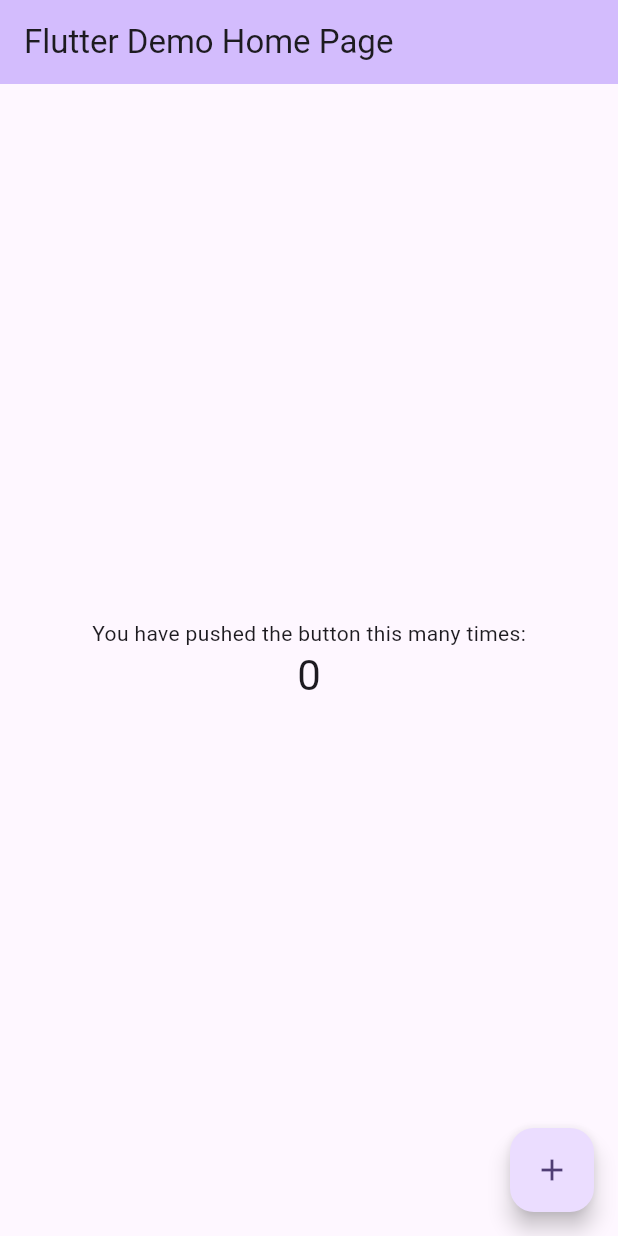
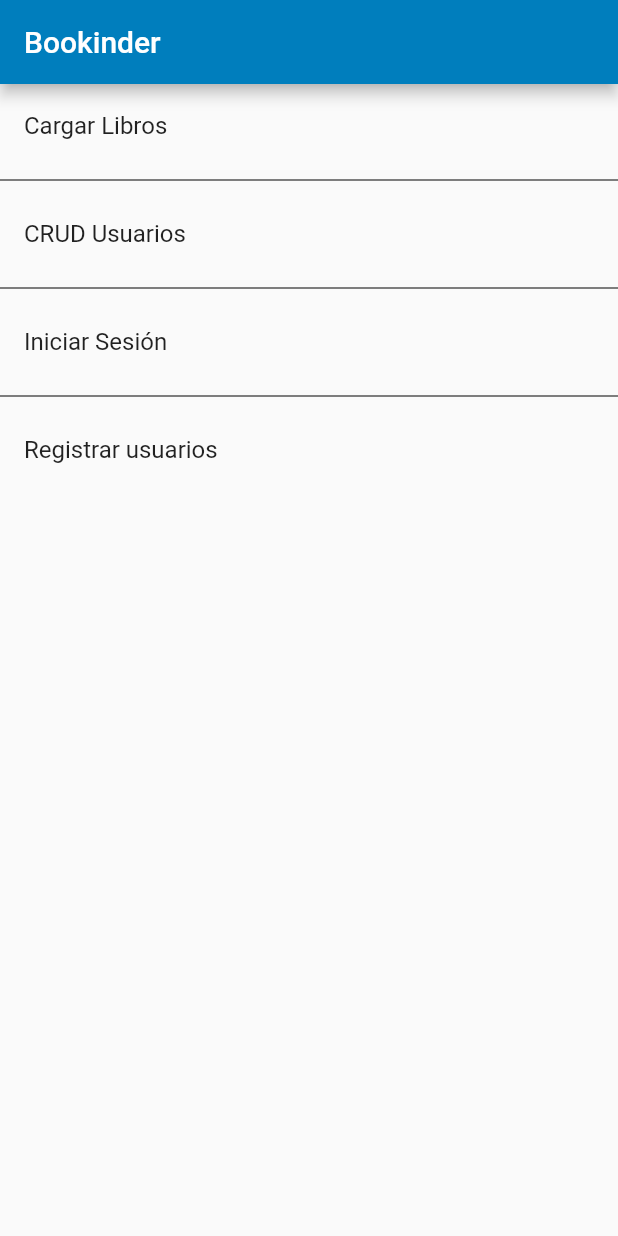
Before and after one commit to NightBus321/actividad5, a Flutter app: the screen it shows after launch, on a phone screen of 412 x 824 dp. Run offline on Flutter 3.47's test engine with Material 2 defaults, Android fonts, the phone set to English and light mode, and no system bars.

Commit message:
Se crea el main

```diff
--- a/lib/main.dart
+++ b/lib/main.dart
@@ -1,125 +1,67 @@
 import 'package:flutter/material.dart';
+import 'package:actividad5/view/LoginView.dart';
 
+const primaryColor = Color.fromARGB(255, 0, 126, 189);
+
+//Ojalá así como declaro variables me le pudiera declarar a ella
+// #0077B3
+// #00507C
+// #00253E
+// #007EBD
+// #00689E
 void main() {
-  runApp(const MyApp());
+  runApp(AppBases());
 }
 
-class MyApp extends StatelessWidget {
-  const MyApp({super.key});
-
-  // This widget is the root of your application.
+class AppBases extends StatelessWidget {
+  const AppBases({super.key});
   @override
   Widget build(BuildContext context) {
     return MaterialApp(
-      title: 'Flutter Demo',
-      theme: ThemeData(
-        // This is the theme of your application.
-        //
-        // TRY THIS: Try running your application with "flutter run". You'll see
-        // the application has a blue toolbar. Then, without quitting the app,
-        // try changing the seedColor in the colorScheme below to Colors.green
-        // and then invoke "hot reload" (save your changes or press the "hot
-        // reload" button in a Flutter-supported IDE, or press "r" if you used
-        // the command line to start the app).
-        //
-        // Notice that the counter didn't reset back to zero; the application
-        // state is not lost during the reload. To reset the state, use hot
-        // restart instead.
-        //
-        // This works for code too, not just values: Most code changes can be
-        // tested with just a hot reload.
-        colorScheme: ColorScheme.fromSeed(seedColor: Colors.deepPurple),
-        useMaterial3: true,
-      ),
-      home: const MyHomePage(title: 'Flutter Demo Home Page'),
+      home: createScaffold(),
+      routes: {
+        "login": (context) => loginUser(),
+      },
     );
   }
 }
 
-class MyHomePage extends StatefulWidget {
-  const MyHomePage({super.key, required this.title});
+createScaffold() {
+  List examples = [
+    {"name": "Cargar Libros", "route": "loadBooks"},
+    {"name": "CRUD Usuarios", "route": "adminUsersList"},
+    {"name": "Iniciar Sesión", "route": "login"},
+    {"name": "Registrar usuarios", "route": "signup"},
+  ];
 
-  // This widget is the home page of your application. It is stateful, meaning
-  // that it has a State object (defined below) that contains fields that affect
-  // how it looks.
-
-  // This class is the configuration for the state. It holds the values (in this
-  // case the title) provided by the parent (in this case the App widget) and
-  // used by the build method of the State. Fields in a Widget subclass are
-  // always marked "final".
-
-  final String title;
-
-  @override
-  State<MyHomePage> createState() => _MyHomePageState();
+  return Scaffold(
+    appBar: AppBar(
+      title: const Text("Bookinder"),
+      backgroundColor: primaryColor,
+    ),
+    body: ListView.separated(
+      itemBuilder: (context, index) {
+        return ListTile(
+          title: Text(examples[index]["name"]),
+          onTap: () {
+            routing(context, examples[index]["route"]);
+          },
+        );
+      },
+      itemCount: examples.length,
+      separatorBuilder: (context, index) => const Divider(
+        color: Colors.black,
+      ),
+    ),
+  );
 }
 
-class _MyHomePageState extends State<MyHomePage> {
-  int _counter = 0;
-
-  void _incrementCounter() {
-    setState(() {
-      // This call to setState tells the Flutter framework that something has
-      // changed in this State, which causes it to rerun the build method below
-      // so that the display can reflect the updated values. If we changed
-      // _counter without calling setState(), then the build method would not be
-      // called again, and so nothing would appear to happen.
-      _counter++;
-    });
-  }
-
-  @override
-  Widget build(BuildContext context) {
-    // This method is rerun every time setState is called, for instance as done
-    // by the _incrementCounter method above.
-    //
-    // The Flutter framework has been optimized to make rerunning build methods
-    // fast, so that you can just rebuild anything that needs updating rather
-    // than having to individually change instances of widgets.
-    return Scaffold(
-      appBar: AppBar(
-        // TRY THIS: Try changing the color here to a specific color (to
-        // Colors.amber, perhaps?) and trigger a hot reload to see the AppBar
-        // change color while the other colors stay the same.
-        backgroundColor: Theme.of(context).colorScheme.inversePrimary,
-        // Here we take the value from the MyHomePage object that was created by
-        // the App.build method, and use it to set our appbar title.
-        title: Text(widget.title),
-      ),
-      body: Center(
-        // Center is a layout widget. It takes a single child and positions it
-        // in the middle of the parent.
-        child: Column(
-          // Column is also a layout widget. It takes a list of children and
-          // arranges them vertically. By default, it sizes itself to fit its
-          // children horizontally, and tries to be as tall as its parent.
-          //
-          // Column has various properties to control how it sizes itself and
-          // how it positions its children. Here we use mainAxisAlignment to
-          // center the children vertically; the main axis here is the vertical
-          // axis because Columns are vertical (the cross axis would be
-          // horizontal).
-          //
-          // TRY THIS: Invoke "debug painting" (choose the "Toggle Debug Paint"
-          // action in the IDE, or press "p" in the console), to see the
-          // wireframe for each widget.
-          mainAxisAlignment: MainAxisAlignment.center,
-          children: <Widget>[
-            const Text(
-              'You have pushed the button this many times:',
-            ),
-            Text(
-              '$_counter',
-              style: Theme.of(context).textTheme.headlineMedium,
-            ),
-          ],
-        ),
-      ),
-      floatingActionButton: FloatingActionButton(
-        onPressed: _incrementCounter,
-        tooltip: 'Increment',
-        child: const Icon(Icons.add),
-      ), // This trailing comma makes auto-formatting nicer for build methods.
-    );
-  }
+void routing(BuildContext context, String route) {
+  // Navigator.push(
+  //   context,
+  //   MaterialPageRoute(
+  //     builder: (context) => AgendaMain(),
+  //   ),
+  // );
+  Navigator.pushNamed(context, route);
 }
--- a/lib/view/LoginView.dart
+++ b/lib/view/LoginView.dart
@@ -0,0 +1,7 @@
+import 'package:flutter/material.dart';
+import 'package:actividad5/controller/UserController.dart';
+
+class loginUser extends StatelessWidget {
+  final UserController controller = UserController();
+  final Color customColor = Color.fromARGB(255, 0, 126, 189);
+}
```
